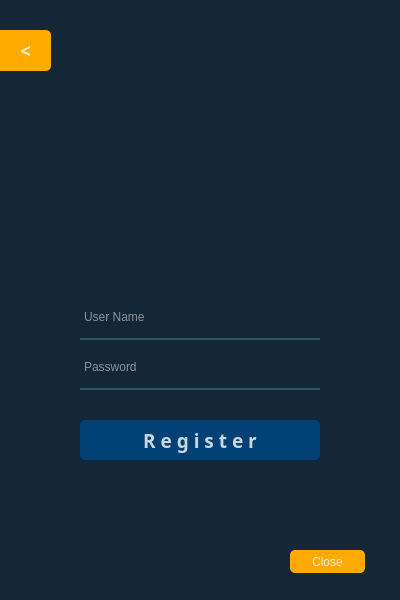
First picture: the form in ui/register.ui, repository cach007/face_findeer, before the edit.
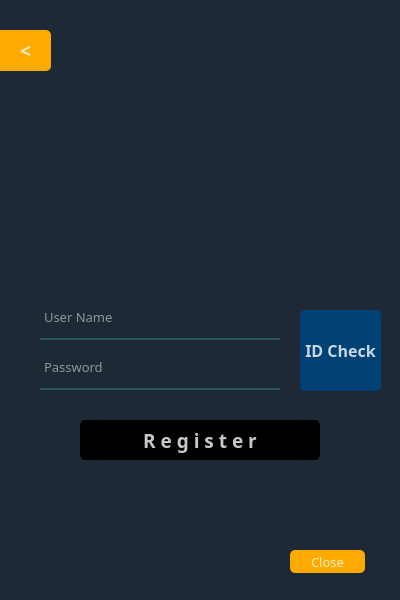
Second picture: the form after the edit.

Patch:
```diff
--- a/ui/register.ui
+++ b/ui/register.ui
@@ -10,12 +10,23 @@
     <height>600</height>
    </rect>
   </property>
+  <property name="font">
+   <font>
+    <family>Agency FB</family>
+    <pointsize>10</pointsize>
+   </font>
+  </property>
   <property name="windowTitle">
    <string>Form</string>
   </property>
   <property name="styleSheet">
-   <string notr="true">background-color:rgb(83, 181, 255);
-color:rgb(255, 255, 255);</string>
+   <string notr="true">background-color:rgba(16,30,41,240);
+color:rgb(255, 255, 255);
+QPushButton{
+	color: black;
+	background-color: white;
+	border-radius: 5px;
+}</string>
   </property>
   <widget class="QWidget" name="widget" native="true">
    <property name="geometry">
@@ -33,7 +44,7 @@
    <widget class="QLineEdit" name="lineEdit">
     <property name="geometry">
      <rect>
-      <x>80</x>
+      <x>40</x>
       <y>300</y>
       <width>240</width>
       <height>40</height>
@@ -56,7 +67,7 @@
    <widget class="QLineEdit" name="lineEdit_2">
     <property name="geometry">
      <rect>
-      <x>80</x>
+      <x>40</x>
       <y>350</y>
       <width>240</width>
       <height>40</height>
@@ -80,6 +91,9 @@
     </property>
    </widget>
    <widget class="QPushButton" name="pushButton">
+    <property name="enabled">
+     <bool>false</bool>
+    </property>
     <property name="geometry">
      <rect>
       <x>80</x>
@@ -111,6 +125,9 @@
 QPushButton#pushButton:hover{
 background-color:rgba(2,65,118, 255);
 }
+QPushButton#pushButton:disabled{
+background-color: rgb(0, 0, 0);
+}
 </string>
     </property>
     <property name="text">
@@ -184,6 +201,50 @@
      <string>&lt;</string>
     </property>
    </widget>
+   <widget class="QPushButton" name="pushButton_2">
+    <property name="enabled">
+     <bool>true</bool>
+    </property>
+    <property name="geometry">
+     <rect>
+      <x>300</x>
+      <y>310</y>
+      <width>81</width>
+      <height>81</height>
+     </rect>
+    </property>
+    <property name="font">
+     <font>
+      <family>Agency FB</family>
+      <pointsize>12</pointsize>
+      <weight>75</weight>
+      <bold>true</bold>
+     </font>
+    </property>
+    <property name="styleSheet">
+     <string notr="true">QPushButton#pushButton_2{
+background-color:rgba(2,65,118,255);
+color:rgba(255, 255, 255, 200);
+border-radius:5px;
+}
+QPushButton#pushButton_2:pressed{
+padding-left:5px;
+padding-top:5px;
+background-color:rgba(2,65,118,100);
+background-position:calc(100%-10px)center;
+}
+QPushButton#pushButton_2:hover{
+background-color:rgba(2,65,118, 255);
+}
+QPushButton#pushButton_2:disabled{
+background-color: rgb(0, 0, 0);
+}
+</string>
+    </property>
+    <property name="text">
+     <string>ID Check</string>
+    </property>
+   </widget>
   </widget>
  </widget>
  <resources/>
```
